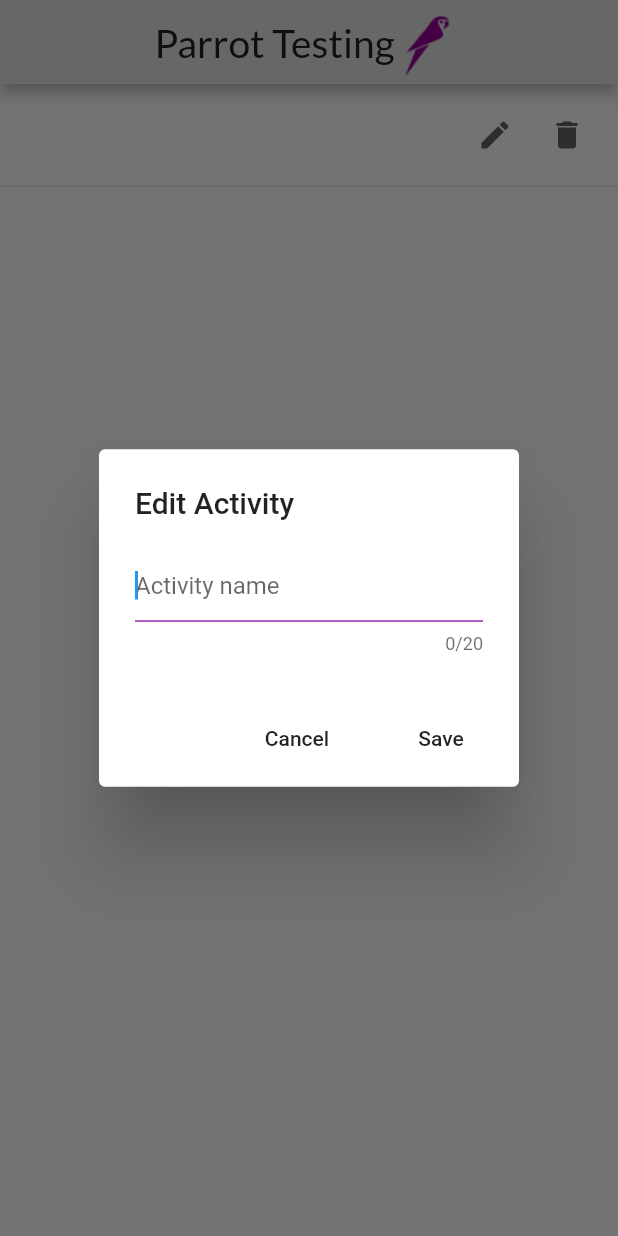
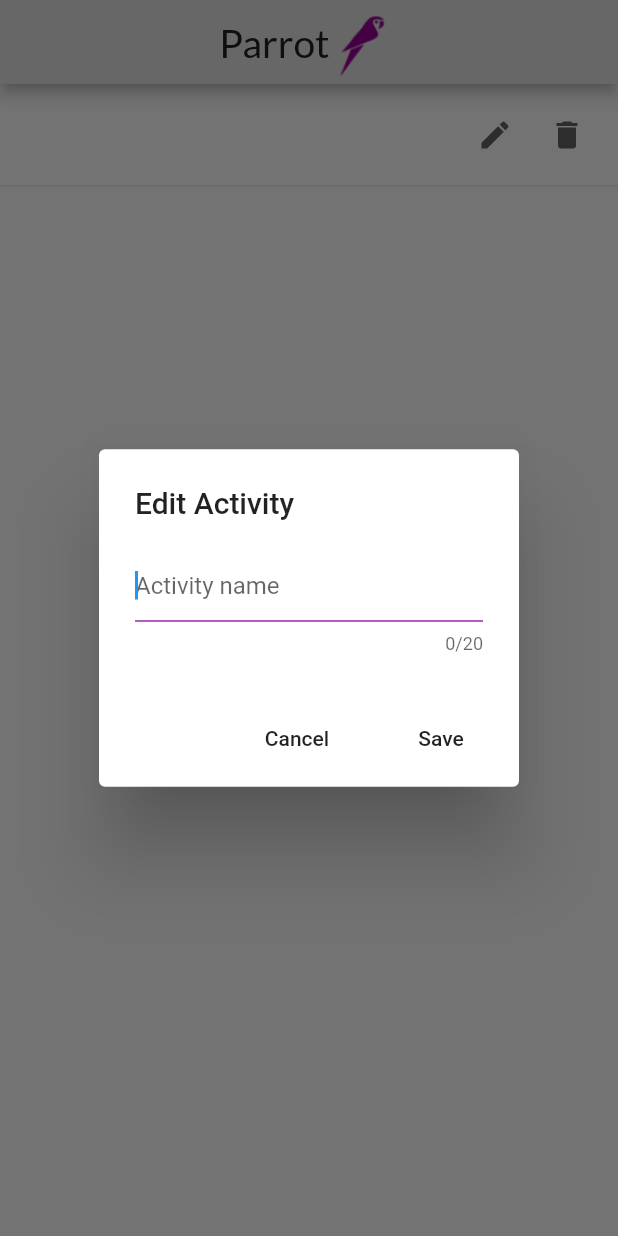
Before and after one commit to fifcio13/Parrot, a Flutter app: the Parrot screen opened directly, after a tap on the "edit" icon, on a phone screen of 412 x 824 dp. Run offline on Flutter 3.47's test engine with Material 2 defaults, Android fonts, the phone set to English and light mode, and no system bars; our stand-ins replace file, shared_preferences; missing offline and left inert: audio_recorder; accounts and stored records are empty.

Commit message:
Fix initState

```diff
--- a/lib/main.dart
+++ b/lib/main.dart
@@ -21,10 +21,8 @@ class _ParrotState extends State<Parrot> {
     super.initState();
     getNamePreference().then((name){
       setState(() {
-        if(data != null) {
+        if(name != 'null') {
           data = name;
-        } else {
-          data = 'Activity 1';
         }
       });
     });
@@ -36,7 +34,7 @@ class _ParrotState extends State<Parrot> {
   Widget build(BuildContext context) {
     return Scaffold(
       appBar: headerNavHome(
-        title: 'Parrot Testing',
+        title: 'Parrot',
       ),
       body: Column(
         children: <Widget>[
--- a/lib/pages/act1.dart
+++ b/lib/pages/act1.dart
@@ -17,10 +17,8 @@ class _SubPageState extends State<SubPage> {
     super.initState();
     getNamePreference().then((name){
       setState(() {
-        if(data != null) {
+        if(name != 'null') {
           data = name;
-        } else {
-          data = 'Activity 1';
         }
       });
     });
--- a/lib/pages/record.dart
+++ b/lib/pages/record.dart
@@ -1,6 +1,5 @@
 import 'dart:io' as io;
 import 'dart:math';
-
 import 'package:audio_recorder/audio_recorder.dart';
 import 'package:file/file.dart';
 import 'package:file/local.dart';
```
Also changed, not shown: pubspec.lock.
